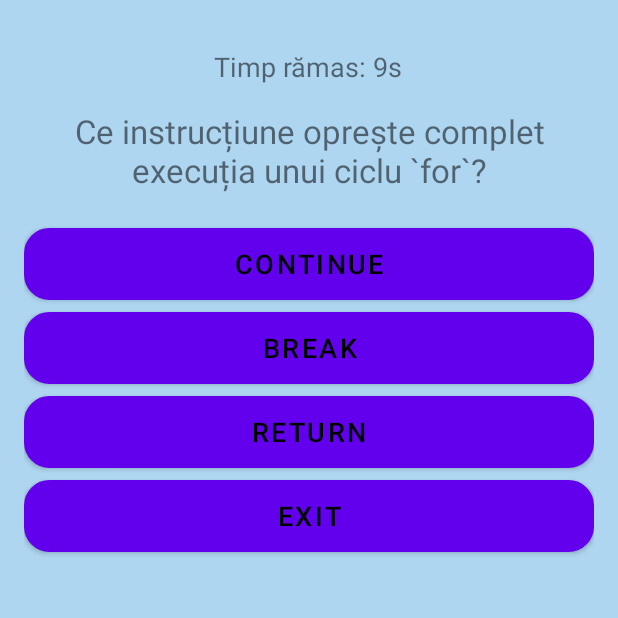
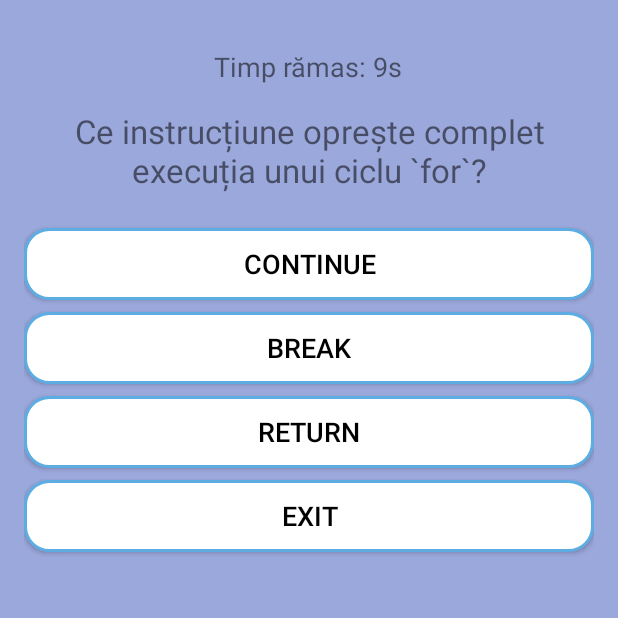
Before and after one commit to CristinaMargh/BattleCode, an Android app built with Jetpack Compose: the QuizActivity screen opened directly, with no data from a screen before it, on a phone screen of 412 x 824 dp, the top half of it. Run offline under Robolectric (Android 15) with nearby library versions, the phone set to English and light mode, and no system bars.

Commit message:
Am rez probl si adaugat logo

```diff
--- a/app/src/main/java/com/example/aplicatie/QuizActivity.kt
+++ b/app/src/main/java/com/example/aplicatie/QuizActivity.kt
@@ -91,7 +91,7 @@ class QuizActivity : AppCompatActivity() {
                 // Colorăm corect/greșit
                 if (index == question.correctAnswerIndex) {
                     score += calculateScore(timeTaken)
-                    button.setBackgroundColor(Color.GREEN)
+                    button.setBackgroundResource(R.drawable.answer_correct)
                 } else {
                     button.setBackgroundResource(R.drawable.answer_wrong)
                 }
--- /dev/null
+++ b/app/src/main/res/drawable/logo_border.xml
@@ -0,0 +1,6 @@
+<shape xmlns:android="http://schemas.android.com/apk/res/android"
+    android:shape="rectangle">
+    <solid android:color="#00000000" /> <!-- transparent -->
+    <stroke android:width="6dp" android:color="#F4C430" /> <!-- contur portocaliu -->
+    <corners android:radius="10dp" />
+</shape>
--- a/app/src/main/res/drawable/r_a_b.xml
+++ b/app/src/main/res/drawable/r_a_b.xml
@@ -1,6 +1,6 @@
 <shape xmlns:android="http://schemas.android.com/apk/res/android"
     android:shape="rectangle">
-    <solid android:color="#FFFFFF" /> <!-- fundal alb -->
+    <solid android:color="#FFFFFF" />
     <corners android:radius="16dp" />
-    <stroke android:width="2dp" android:color="#5DADE2" /> <!-- contur albastru fad -->
+    <stroke android:width="2dp" android:color="#5DADE2" />
 </shape>
--- a/app/src/main/res/drawable/rounded_button.xml
+++ b/app/src/main/res/drawable/rounded_button.xml
@@ -1,6 +1,6 @@
 <shape xmlns:android="http://schemas.android.com/apk/res/android"
     android:shape="rectangle">
-    <solid android:color="#FDEBD0"/>
+    <solid android:color="#F4C430"/>
     <corners android:radius="16dp"/>
     <padding android:left="16dp" android:right="16dp" />
 </shape>
--- a/app/src/main/res/layout/activity_quiz.xml
+++ b/app/src/main/res/layout/activity_quiz.xml
@@ -4,7 +4,7 @@
     android:padding="16dp"
     android:gravity="center_horizontal"
     android:layout_width="match_parent"
-android:background="#AED6F1"
+android:background="#9BA8DC"
     android:layout_height="match_parent">
 
     <TextView
@@ -25,7 +25,7 @@ android:background="#AED6F1"
         android:layout_marginBottom="24dp"
         android:textAlignment="center" />
 
-    <Button
+    <android.widget.Button
         android:id="@+id/answer1"
         android:layout_width="match_parent"
         android:layout_height="wrap_content"
@@ -35,7 +35,7 @@ android:background="#AED6F1"
         android:background="@drawable/r_a_b"
         android:layout_marginBottom="8dp" />
 
-    <Button
+    <android.widget.Button
         android:id="@+id/answer2"
         android:layout_width="match_parent"
         android:layout_height="wrap_content"
@@ -45,7 +45,7 @@ android:background="#AED6F1"
         android:background="@drawable/r_a_b"
         android:layout_marginBottom="8dp" />
 
-    <Button
+    <android.widget.Button
         android:id="@+id/answer3"
         android:layout_width="match_parent"
         android:layout_height="wrap_content"
@@ -55,7 +55,7 @@ android:background="#AED6F1"
         android:background="@drawable/r_a_b"
         android:layout_marginBottom="8dp" />
 
-    <Button
+    <android.widget.Button
         android:id="@+id/answer4"
         android:layout_width="match_parent"
         android:layout_height="wrap_content"
--- a/app/src/main/res/layout/activity_result.xml
+++ b/app/src/main/res/layout/activity_result.xml
@@ -3,7 +3,7 @@
     android:gravity="center"
     android:layout_width="match_parent"
     android:layout_height="match_parent"
-android:background="#AED6F1"
+    android:background="#9BA8DC"
     android:padding="24dp">
 
     <TextView
@@ -26,7 +26,7 @@ android:background="#AED6F1"
     android:textColor="#444444" />
 
 
-    <Button
+    <android.widget.Button
         android:id="@+id/play_again_button"
         android:layout_width="200dp"
         android:layout_height="wrap_content"
--- a/app/src/main/res/values/strings.xml
+++ b/app/src/main/res/values/strings.xml
@@ -1,3 +1,4 @@
 <resources>
     <string name="app_name">BatlleCode</string>
+    <string name="logo_desc">Logo Battle Code</string>
 </resources>
```
Also changed, not shown: app/src/main/res/layout/activity_main.xml (+26 -11 lines), app/src/main/res/drawable/battle_code_logo.png (added), app/src/main/res/drawable/battle_code_logo2.png (added), app/src/main/res/drawable/battle_code_logo3.jpg (added), 1 other file.
